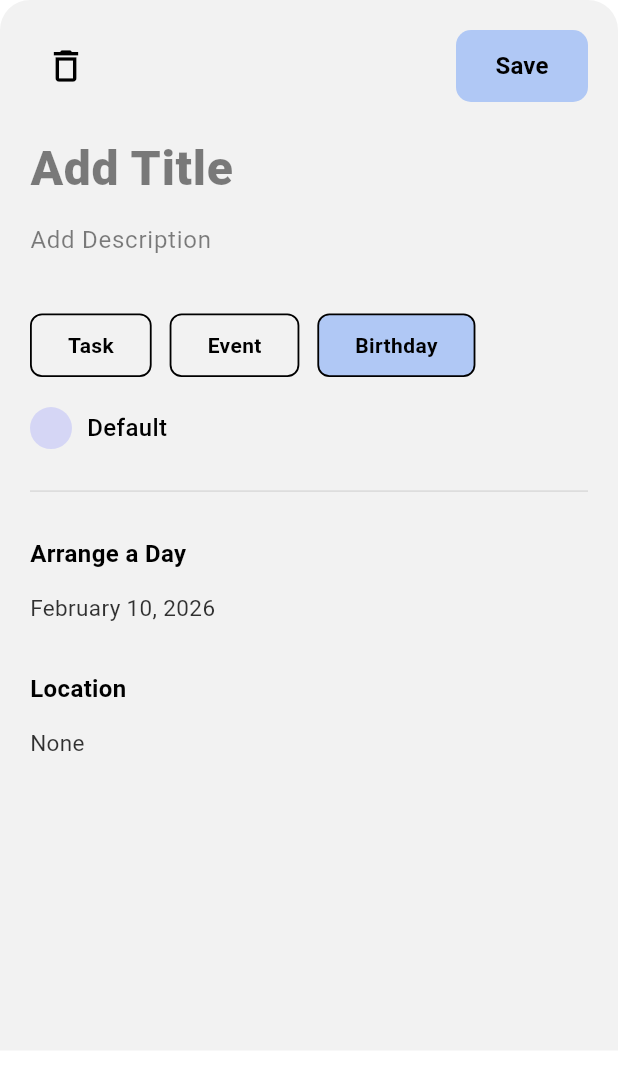
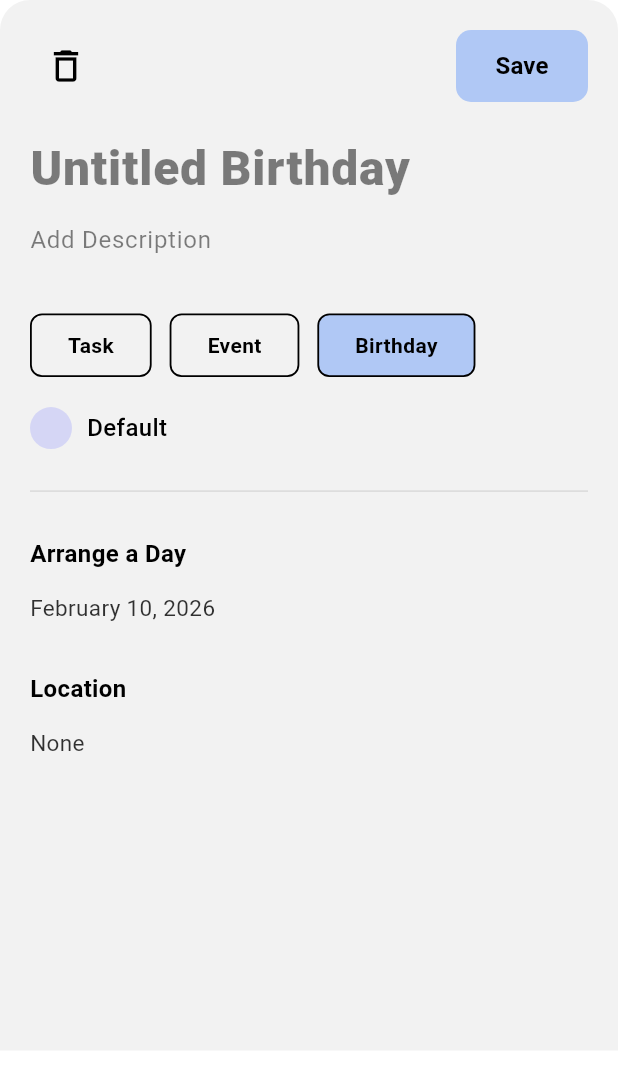
Before and after one commit to ilano-K/Praiority, a Flutter app: the AddBirthdaySheet widget shown alone on an empty page, opened directly, on a phone screen of 412 x 824 dp. Shown: the top 1089 px of the screen. Run offline on Flutter 3.47's test engine with Material 3 defaults, Android fonts, the phone set to English and light mode, and no system bars; our stand-ins replace dio, equatable, flutter_local_notifications, flutter_riverpod, google_sign_in, isar and 4 more; missing offline and left inert: rrule; accounts and stored records are empty; generated files the repository leaves out were written again.

Commit message:
para untitled task/bday/event na

```diff
--- a/flutter_app/lib/features/calendar/presentation/widgets/sheets/add_birthday_sheet.dart
+++ b/flutter_app/lib/features/calendar/presentation/widgets/sheets/add_birthday_sheet.dart
@@ -56,12 +56,20 @@ class _AddBirthdaySheetState extends State<AddBirthdaySheet> {
         orElse: () => appEventColors[0],
       );
     }
+
+    if (birthday.title == "Untitled Task" ||
+        birthday.title == "Untitled Event" ||
+        birthday.title == "Birthday") {
+      _titleController.text = "";
+        } else {
+          _titleController.text = birthday.title;
+        }
   }
 
   // --- SAVE CALLBACK ---
   Task _handleSave(bool isDark) {
     final colorValue = isDark ? _selectedColor.dark.value : _selectedColor.light.value;
-    final title = _titleController.text.trim().isEmpty ? "Birthday" : _titleController.text.trim();
+    final title = _titleController.text.trim();
     final description = _descController.text.trim();
 
     final baseTask = Task.create(
--- a/flutter_app/lib/features/calendar/presentation/widgets/sheets/add_event_sheet.dart
+++ b/flutter_app/lib/features/calendar/presentation/widgets/sheets/add_event_sheet.dart
@@ -94,6 +94,14 @@ class _AddEventSheetState extends ConsumerState<AddEventSheet> {
       _setNonConfliction = event.isConflicting;
 
       _repeat = rruleToRepeat(event.recurrenceRule);
+
+        if (event.title == "Untitled Task" ||
+        event.title == "Untitled Event" ||
+        event.title == "Birthday") {
+      _titleController.text = "";
+        } else {
+          _titleController.text = event.title;
+        }
 
       // If the recurrence was custom, try to parse components back into
       // the form state so the CustomSelector will show the saved values.
@@ -225,7 +233,7 @@ class _AddEventSheetState extends ConsumerState<AddEventSheet> {
 
   Task createTaskSaveTemplate(bool isDark) {
     final colorValue = isDark ? _selectedColor.dark.value : _selectedColor.light.value;
-    final title = _titleController.text.trim().isEmpty ? "Untitled Event" : _titleController.text.trim();
+    final title = _titleController.text.trim();
 
     final DateTime startTime = _isAllDay ? startOfDay(_startDate) : _combineDateAndTime(_startDate, _startTime);
     final DateTime endTime = _isAllDay ? endOfDay(_startDate) : _combineDateAndTime(_endDate, _endTime);
--- a/flutter_app/lib/features/calendar/presentation/widgets/sheets/add_header_sheet.dart
+++ b/flutter_app/lib/features/calendar/presentation/widgets/sheets/add_header_sheet.dart
@@ -88,8 +88,18 @@ class _AddSheetHeaderState extends ConsumerState<AddSheetHeader> {
               onPressed: _isSaving ? null : () async {
                 setState(() => _isSaving = true); // Start Spinner
 
-                final task = widget.data.saveTemplate();
+                var task = widget.data.saveTemplate();
                 final controller = ref.read(calendarControllerProvider.notifier);
+
+                if (task.title.isEmpty) {
+                  // If it's a birthday, just call it "Birthday"
+                  // Otherwise, use "Untitled Task" or "Untitled Event"
+                  final defaultTitle = widget.data.selectedType == "Birthday"
+                      ? "Birthday"
+                      : "Untitled ${widget.data.selectedType}";
+
+                  task = task.copyWith(title: defaultTitle);
+                }
 
                 try {
                   // This runs fast now, but we show spinner just in case
@@ -174,7 +184,8 @@ class _AddSheetHeaderState extends ConsumerState<AddSheetHeader> {
           cursorColor: colorScheme.onSurface,
           style: TextStyle(fontSize: 32, fontWeight: FontWeight.w900, color: colorScheme.onSurface),
           decoration: InputDecoration(
-            hintText: 'Add Title',
+            // ✅ Change this line
+            hintText: 'Untitled ${widget.data.selectedType}',
             border: InputBorder.none,
             hintStyle: TextStyle(color: colorScheme.onSurface.withOpacity(0.5), fontWeight: FontWeight.w900),
             contentPadding: EdgeInsets.zero,
--- a/flutter_app/lib/features/calendar/presentation/widgets/sheets/add_task_sheet.dart
+++ b/flutter_app/lib/features/calendar/presentation/widgets/sheets/add_task_sheet.dart
@@ -104,6 +104,14 @@ class _AddTaskSheetState extends ConsumerState<AddTaskSheet> {
     _movableByAI = task.isAiMovable;
     _setNonConfliction = task.isConflicting;
 
+    if (task.title == "Untitled Task" ||
+      task.title == "Untitled Event" ||
+      task.title == "Birthday") {
+    _titleController.text = "";
+  } else {
+    _titleController.text = task.title;
+  }
+
     // Prefill offsets
     if (task.reminderOffsets.isNotEmpty) {
       _selectedOffsets = List.from(task.reminderOffsets);
@@ -141,7 +149,7 @@ class _AddTaskSheetState extends ConsumerState<AddTaskSheet> {
 
   Task createTaskSaveTemplate(bool isDark) {
     final colorValue = isDark ? _selectedColor.dark.value : _selectedColor.light.value;
-    final title = _titleController.text.trim().isEmpty ? "Untitled Task" : _titleController.text.trim();
+    final title = _titleController.text.trim();
 
     var baseTask = Task.create(
       type: TaskType.task,
```
